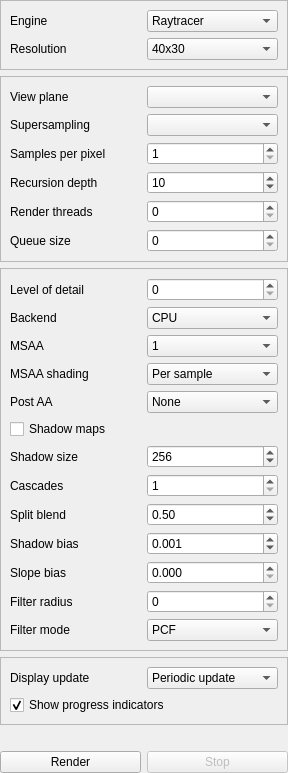
Qt form src/widgets/world/RenderSettingsWidget.ui (tkadauke/raytracer) before a commit.
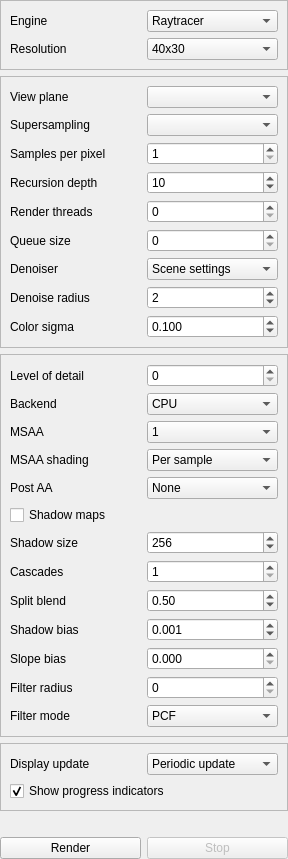
The same form after that commit.

Commit message: Expose path tracer final denoiser override

```diff
--- a/src/widgets/world/RenderSettingsWidget.ui
+++ b/src/widgets/world/RenderSettingsWidget.ui
@@ -323,6 +323,92 @@
         </property>
        </widget>
       </item>
+      <item row="6" column="0">
+       <widget class="QLabel" name="label_rayDenoiser">
+        <property name="text">
+         <string>Denoiser</string>
+        </property>
+       </widget>
+      </item>
+      <item row="6" column="1">
+       <widget class="QComboBox" name="rayDenoiser">
+        <property name="toolTip">
+         <string>Final-render denoiser override for wavefront and path-traced renders. Scene settings preserves the scene's saved render intent.</string>
+        </property>
+        <item>
+         <property name="text">
+          <string>Scene settings</string>
+         </property>
+        </item>
+        <item>
+         <property name="text">
+          <string>None</string>
+         </property>
+        </item>
+        <item>
+         <property name="text">
+          <string>Box</string>
+         </property>
+        </item>
+        <item>
+         <property name="text">
+          <string>Bilateral</string>
+         </property>
+        </item>
+       </widget>
+      </item>
+      <item row="7" column="0">
+       <widget class="QLabel" name="label_rayDenoiseRadius">
+        <property name="text">
+         <string>Denoise radius</string>
+        </property>
+       </widget>
+      </item>
+      <item row="7" column="1">
+       <widget class="QSpinBox" name="rayDenoiseRadius">
+        <property name="toolTip">
+         <string>Spatial denoiser radius in pixels.</string>
+        </property>
+        <property name="minimum">
+         <number>0</number>
+        </property>
+        <property name="maximum">
+         <number>16</number>
+        </property>
+        <property name="value">
+         <number>2</number>
+        </property>
+       </widget>
+      </item>
+      <item row="8" column="0">
+       <widget class="QLabel" name="label_rayDenoiseColorSigma">
+        <property name="text">
+         <string>Color sigma</string>
+        </property>
+       </widget>
+      </item>
+      <item row="8" column="1">
+       <widget class="QDoubleSpinBox" name="rayDenoiseColorSigma">
+        <property name="toolTip">
+         <string>Bilateral denoiser color edge threshold. Lower values preserve stronger color edges.</string>
+        </property>
+        <property name="decimals">
+         <number>3</number>
+        </property>
+        <property name="minimum">
+         <double>0.000000000000000</double>
+        </property>
+        <property name="maximum">
+         <double>10.000000000000000</double>
+        </property>
+        <property name="singleStep">
+         <double>0.050000000000000</double>
+        </property>
+        <property name="value">
+         <double>0.100000000000000</double>
+        </property>
+       </widget>
+      </item>
      </layout>
     </widget>
    </item>
```
The commit also changes 9 other files.
